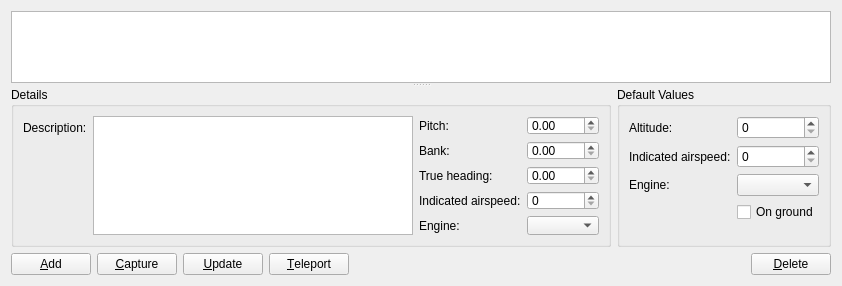
Qt form src/Plugins/Module/Location/src/LocationWidget.ui (till213/SkyDolly) before a commit.
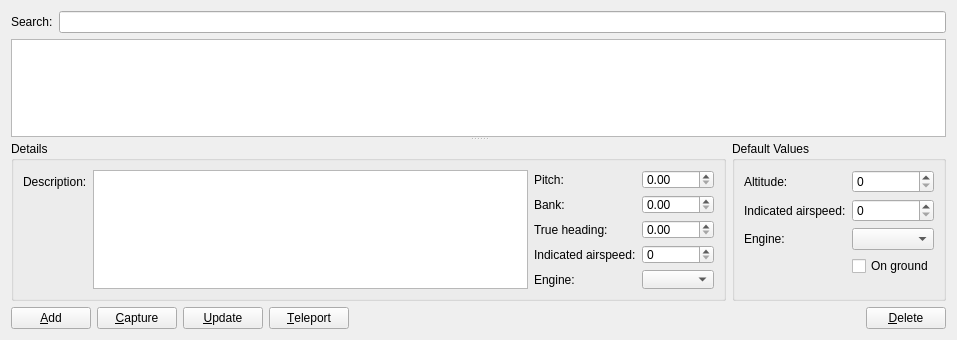
The same form after that commit. Custom widgets are drawn as their Qt base class.

Commit message: Add basic search text field (WIP)

Diff of the .ui file:
```diff
--- a/src/Plugins/Module/Location/src/LocationWidget.ui
+++ b/src/Plugins/Module/Location/src/LocationWidget.ui
@@ -6,14 +6,35 @@
    <rect>
     <x>0</x>
     <y>0</y>
-    <width>840</width>
-    <height>286</height>
+    <width>957</width>
+    <height>340</height>
    </rect>
   </property>
   <property name="windowTitle">
    <string>Form</string>
   </property>
   <layout class="QVBoxLayout" name="verticalLayout">
+   <item>
+    <layout class="QHBoxLayout" name="horizontalLayout_4">
+     <item>
+      <widget class="QLabel" name="label_10">
+       <property name="text">
+        <string>Search:</string>
+       </property>
+      </widget>
+     </item>
+     <item>
+      <widget class="QLineEdit" name="searchLineEdit">
+       <property name="minimumSize">
+        <size>
+         <width>80</width>
+         <height>0</height>
+        </size>
+       </property>
+      </widget>
+     </item>
+    </layout>
+   </item>
    <item>
     <widget class="QSplitter" name="splitter">
      <property name="orientation">
```
The commit also changes 6 other files.
